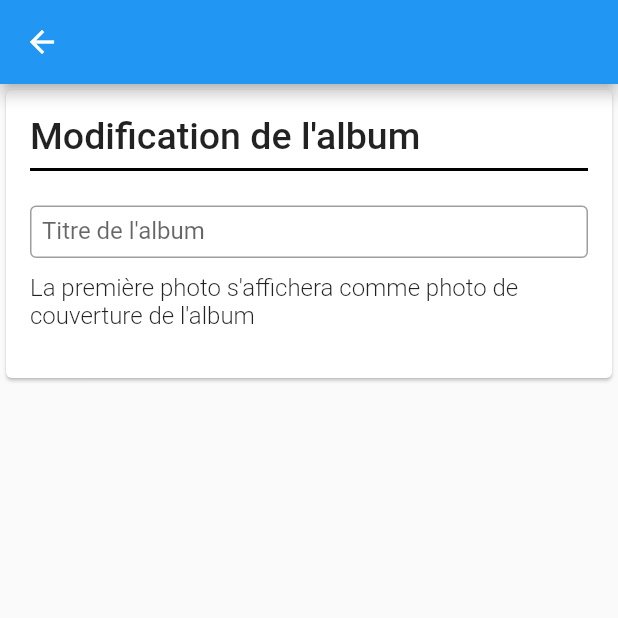
After one commit to MatthiasDijoux/projetSimplon_partageAlbum, a Flutter app: the EditGalleryScreen screen opened directly, on a phone screen of 412 x 824 dp, the top half of it. The commit adds this screen. Run offline on Flutter 3.47's test engine with Material 2 defaults, Android fonts, the phone set to English and light mode, and no system bars; our stand-ins replace shared_preferences; accounts and stored records are empty; network calls fail.

Commit message:
mise en place edition album

```diff
--- /dev/null
+++ b/albums_sharing_app/lib/views/gallery/editGallery.dart
@@ -0,0 +1,137 @@
+import 'dart:convert';
+
+import 'package:flutter/material.dart';
+import 'package:http/http.dart';
+
+void main() => runApp(EditGalleryScreen());
+
+class EditGalleryScreen extends StatefulWidget {
+  @override
+  _GalleryState createState() => _GalleryState();
+}
+
+class _GalleryState extends State<EditGalleryScreen> {
+  @override
+  Widget build(BuildContext context) {
+    final album = ModalRoute.of(context).settings.arguments;
+    print(ModalRoute.of(context));
+    return GestureDetector(
+        child: Scaffold(
+      appBar: AppBar(),
+      body: SingleChildScrollView(
+          child: new Card(
+        child: new Column(
+          mainAxisSize: MainAxisSize.min,
+          children: <Widget>[
+            new Container(
+              padding: new EdgeInsets.only(
+                  top: 16.0, left: 16, right: 16, bottom: 16),
+              child: new Row(
+                children: <Widget>[
+                  Expanded(
+                    child: Column(
+                      crossAxisAlignment: CrossAxisAlignment.start,
+                      children: <Widget>[
+                        new Text(
+                          'Modification de l\'album',
+                          style: TextStyle(
+                              fontSize: 25, fontWeight: FontWeight.w500),
+                        ),
+                        Divider(
+                          color: Colors.black,
+                          thickness: 2,
+                        ),
+                        Divider(color: Colors.white),
+                        TextField(
+                          // controller: TextEditingController(text: album),
+                          decoration: InputDecoration(
+                            border: OutlineInputBorder(),
+                            labelText: 'Titre de l\'album',
+                            isDense: true, // Added this
+                            contentPadding: EdgeInsets.all(8), // Added this
+                          ),
+                        ),
+                        SizedBox(height: 10),
+                        Text(
+                          'La première photo s\'affichera comme photo de couverture de l\'album',
+                          style: TextStyle(
+                              fontSize: 16, fontWeight: FontWeight.w300),
+                        ),
+                        Stack(
+                          children: [
+                            FutureBuilder(
+                                future: _makeGetRequest(),
+                                builder:
+                                    (BuildContext context, AsyncSnapshot res) {
+                                  if (res.data == null) {
+                                    return Container(
+                                      child: Text(''),
+                                    );
+                                  }
+                                  return Container(
+                                      child: Column(
+                                          children: [_buildGrid(res.data)]));
+                                }),
+                          ],
+                        )
+                      ],
+                    ),
+                  )
+                ],
+              ),
+            ),
+          ],
+        ),
+      )),
+    ));
+  }
+
+  _makeGetRequest() async {
+    final response = await get(_localhost());
+    return jsonDecode(response.body);
+  }
+
+  Uri _localhost() {
+    return Uri.http('10.0.2.2:3000', '/api/photos');
+  }
+
+  bool selected = true;
+  Widget _buildGrid(List<dynamic> images) => GridView.extent(
+      maxCrossAxisExtent: 200,
+      padding: const EdgeInsets.all(4),
+      mainAxisSpacing: 4,
+      crossAxisSpacing: 4,
+      shrinkWrap: true,
+      physics: ScrollPhysics(),
+      children: _buildGridTileList(images));
+
+  List<Widget> _buildGridTileList(List<dynamic> images) {
+    List<Widget> widgets = [];
+    images.forEach((image) {
+      widgets.add(Stack(children: [
+        Container(
+            height: 300,
+            width: 300,
+            child: Image.network(
+              image['source'],
+              fit: BoxFit.cover,
+            )),
+        Positioned(
+          top: 0,
+          right: 0,
+          child: IconButton(
+              color: Colors.white,
+              icon: Icon(selected
+                  ? Icons.check_box_outline_blank_rounded
+                  : Icons.check_box_rounded),
+              onPressed: () {
+                setState(() {
+                  selected = !selected;
+                });
+              }),
+        )
+      ]));
+    });
+    return widgets;
+  }
+}
--- a/albums_sharing_app/lib/views/login/login_page.dart
+++ b/albums_sharing_app/lib/views/login/login_page.dart
@@ -3,7 +3,7 @@ import 'package:flutter/material.dart';
 import 'package:http/http.dart' as http;
 import 'package:albums_sharing_app/views/login/register_page.dart';
 import 'package:shared_preferences/shared_preferences.dart';
-
+import '../home.dart';
 import '../../main.dart';
 
 class LoginPage extends StatefulWidget {
@@ -109,7 +109,7 @@ class _LoginPageState extends State<LoginPage> {
         });
         sharedPreferences.setString("accessToken", jsonResponse['accessToken']);
         Navigator.of(context).pushAndRemoveUntil(
-            MaterialPageRoute(builder: (BuildContext context) => MainPage()),
+            MaterialPageRoute(builder: (BuildContext context) => HomeScreen()),
             (Route<dynamic> route) => false);
       }
     } else {
```
Also changed, not shown: albums_sharing_app/lib/views/gallery/galleries.dart (+19 -16 lines), albums_sharing_app/assets/test-0.jpg (added), albums_sharing_app/assets/test-5.jpg (added), albums_sharing_app/assets/test-6.jpg (added), albums_sharing_app/assets/test-7.jpg (added), albums_sharing_app/assets/test-8.jpg (added), albums_sharing_app/assets/test-9.jpg (added), 7 other files.
